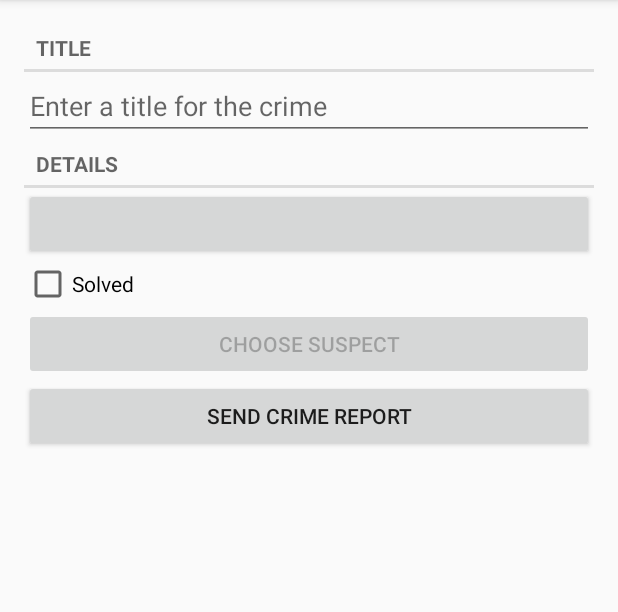
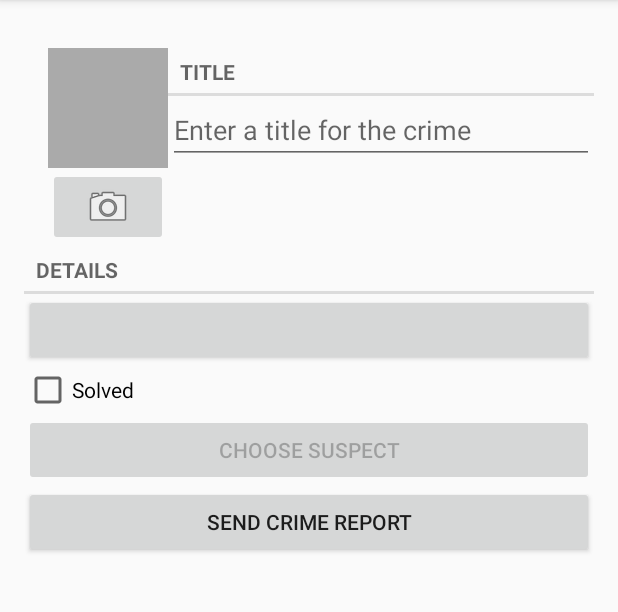
Before and after one commit to nyajallen/CriminalIntent, an Android app: the screen it shows after launch (MainActivity), after a tap on "New Crime", on a phone screen of 412 x 824 dp, the part 84-696 px from its top. Run offline under Robolectric (Android 15) with nearby library versions, the phone set to English and light mode, and no system bars; our stand-ins replace Room's generated code; 1 statement that could not run was skipped.

Commit message:
End of CriminalIntent

```diff
--- a/app/src/main/java/com/bignerdranch/android/criminalintent/Crime.kt
+++ b/app/src/main/java/com/bignerdranch/android/criminalintent/Crime.kt
@@ -6,4 +6,7 @@ import java.util.*
 
 @Entity
 data class Crime(@PrimaryKey val id: UUID = UUID.randomUUID(), var title: String ="",
-                 var date: Date = Date(), var isSolved: Boolean = false, var suspect: String ="")
+                 var date: Date = Date(), var isSolved: Boolean = false, var suspect: String ="") {
+    val photoFileName
+        get() = "IMG_$id.jpg"
+}
--- a/app/src/main/java/com/bignerdranch/android/criminalintent/CrimeDetailViewModel.kt
+++ b/app/src/main/java/com/bignerdranch/android/criminalintent/CrimeDetailViewModel.kt
@@ -4,6 +4,7 @@ import androidx.lifecycle.LiveData
 import androidx.lifecycle.MutableLiveData
 import androidx.lifecycle.Transformations
 import androidx.lifecycle.ViewModel
+import java.io.File
 import java.util.*
 
 class CrimeDetailViewModel() : ViewModel() {
@@ -23,4 +24,8 @@ class CrimeDetailViewModel() : ViewModel() {
     fun saveCrime(crime: Crime) {
         crimeRepository.updateCrime(crime)
     }
+
+    fun getPhotoFile(crime: Crime): File {
+        return crimeRepository.getPhotoFile(crime)
+    }
 }
--- a/app/src/main/java/com/bignerdranch/android/criminalintent/CrimeFragment.kt
+++ b/app/src/main/java/com/bignerdranch/android/criminalintent/CrimeFragment.kt
@@ -4,9 +4,11 @@ import android.app.Activity
 import android.content.Intent
 import android.content.pm.PackageManager
 import android.content.pm.ResolveInfo
+import android.media.Image
 import android.net.Uri
 import android.os.Bundle
 import android.provider.ContactsContract
+import android.provider.MediaStore
 import android.text.Editable
 import android.text.TextWatcher
 import android.text.format.DateFormat
@@ -14,12 +16,12 @@ import android.util.Log
 import android.view.LayoutInflater
 import android.view.View
 import android.view.ViewGroup
-import android.widget.Button
-import android.widget.CheckBox
-import android.widget.EditText
+import android.widget.*
+import androidx.core.content.FileProvider
 import androidx.fragment.app.Fragment
 import androidx.lifecycle.ViewModelProviders
 import androidx.lifecycle.Observer
+import java.io.File
 import java.util.*
 
 private const val ARG_CRIME_ID = "crime_id"
@@ -27,17 +29,22 @@ private const val TAG = "CrimeFragment"
 private const val DIALOG_DATE = "DialogDate"
 private const val REQUEST_DATE = 0
 private const val REQUEST_CONTACT = 1
+private const val REQUEST_PHOTO = 2
 private const val DATE_FORMAT = "EEE, MMM, dd"
 
 
 class CrimeFragment : Fragment(), DatePickerFragment.Callbacks {
 
     private lateinit var crime: Crime
+    private lateinit var photoFile: File
+    private lateinit var photoUri: Uri
     private lateinit var titleField: EditText
     private lateinit var dateButton: Button
     private lateinit var solvedCheckBox: CheckBox
     private lateinit var reportButton: Button
     private lateinit var suspectButton: Button
+    private lateinit var photoButton: ImageButton
+    private lateinit var photoView: ImageView
 
     private val crimeDetailViewModel: CrimeDetailViewModel by lazy {
         ViewModelProviders.of(this).get(CrimeDetailViewModel::class.java)
@@ -59,6 +66,9 @@ class CrimeFragment : Fragment(), DatePickerFragment.Callbacks {
         solvedCheckBox = view.findViewById(R.id.crime_solved) as CheckBox
         reportButton = view.findViewById(R.id.crime_report) as Button
         suspectButton = view.findViewById(R.id.crime_suspect) as Button
+        photoButton = view.findViewById(R.id.crime_camera) as ImageButton
+        photoView = view.findViewById(R.id.crime_photo) as ImageView
+
 
         return view
     }
@@ -70,6 +80,10 @@ class CrimeFragment : Fragment(), DatePickerFragment.Callbacks {
             Observer{ crime ->
                 crime?.let {
                     this.crime = crime
+                    photoFile = crimeDetailViewModel.getPhotoFile(crime)
+                    photoUri = FileProvider.getUriForFile(requireActivity(),
+                    "com.bignerdranch.android.criminalintent.fileprovider",
+                    photoFile)
                     updateUI()
                 }
             }
@@ -135,11 +149,46 @@ class CrimeFragment : Fragment(), DatePickerFragment.Callbacks {
                 isEnabled = false
             }
         }
+
+        photoButton.apply {
+            val packageManager: PackageManager = requireActivity().packageManager
+
+            val captureImage = Intent(MediaStore.ACTION_IMAGE_CAPTURE)
+            val resolvedActivity: ResolveInfo? =
+                packageManager.resolveActivity(captureImage,
+                PackageManager.MATCH_DEFAULT_ONLY)
+            if(resolvedActivity == null){
+                isEnabled = false
+            }
+
+            setOnClickListener {
+                captureImage.putExtra(MediaStore.EXTRA_OUTPUT, photoUri)
+
+                val cameraActivities: List<ResolveInfo> =
+                    packageManager.queryIntentActivities(captureImage,
+                    PackageManager.MATCH_DEFAULT_ONLY)
+
+                for (cameraActivity in cameraActivities) {
+                    requireActivity().grantUriPermission(
+                        cameraActivity.activityInfo.packageName,
+                        photoUri,
+                        Intent.FLAG_GRANT_WRITE_URI_PERMISSION)
+                }
+
+                startActivityForResult(captureImage, REQUEST_PHOTO)
+            }
+        }
     }
 
     override fun onStop() {
         super.onStop()
         crimeDetailViewModel.saveCrime(crime)
+    }
+
+    override fun onDetach() {
+        super.onDetach()
+        requireActivity().revokeUriPermission(photoUri,
+        Intent.FLAG_GRANT_WRITE_URI_PERMISSION)
     }
 
     private fun updateUI(){
@@ -151,6 +200,19 @@ class CrimeFragment : Fragment(), DatePickerFragment.Callbacks {
         }
         if(crime.suspect.isNotEmpty()) {
             suspectButton.text = crime.suspect
+        }
+
+        updatePhotoView()
+    }
+
+    private fun updatePhotoView(){
+        if (photoFile.exists()){
+            val bitmap = getScaledBitmap(photoFile.path, requireActivity())
+            photoView.setImageBitmap(bitmap)
+            photoView.contentDescription= getString(R.string.crime_photo_image_description)
+        } else {
+            photoView.setImageDrawable(null)
+            photoView.contentDescription = getString(R.string.crime_photo_no_image_description)
         }
     }
 
@@ -181,7 +243,12 @@ class CrimeFragment : Fragment(), DatePickerFragment.Callbacks {
                     crimeDetailViewModel.saveCrime(crime)
                     suspectButton.text = suspect
                 }
+            }
 
+            requestCode == REQUEST_PHOTO -> {
+                requireActivity().revokeUriPermission(photoUri,
+                Intent.FLAG_GRANT_WRITE_URI_PERMISSION)
+                updatePhotoView()
             }
         }
     }
--- a/app/src/main/java/com/bignerdranch/android/criminalintent/CrimeRepository.kt
+++ b/app/src/main/java/com/bignerdranch/android/criminalintent/CrimeRepository.kt
@@ -5,6 +5,7 @@ import androidx.lifecycle.LiveData
 import androidx.room.Room
 import database.CrimeDatabase
 import database.migration_1_2
+import java.io.File
 import java.lang.IllegalStateException
 import java.util.*
 import java.util.concurrent.Executor
@@ -22,6 +23,7 @@ class CrimeRepository private constructor(context: Context){
 
     private val crimeDAO = database.crimeDAO()
     private val executor = Executors.newSingleThreadExecutor()
+    private val filesDir = context.applicationContext.filesDir
 
     fun getCrimes(): LiveData<List<Crime>> = crimeDAO.getCrimes()
 
@@ -39,6 +41,8 @@ class CrimeRepository private constructor(context: Context){
         }
     }
 
+    fun getPhotoFile(crime: Crime): File = File(filesDir, crime.photoFileName)
+
     companion object {
         private var INSTANCE: CrimeRepository? = null
 
--- a/app/src/main/res/layout/fragment_crime.xml
+++ b/app/src/main/res/layout/fragment_crime.xml
@@ -6,6 +6,40 @@
     android:layout_width="match_parent"
     android:layout_height="match_parent"
     android:layout_margin="16dp">
+
+    <LinearLayout
+        android:layout_width="match_parent"
+        android:layout_height="wrap_content"
+        android:orientation="horizontal"
+        android:layout_marginStart="16dp"
+        android:layout_marginTop="16dp">
+        <LinearLayout
+            android:layout_width="wrap_content"
+            android:layout_height="wrap_content"
+            android:orientation="vertical">
+
+            <ImageView
+                android:id="@+id/crime_photo"
+                android:layout_width="80dp"
+                android:layout_height="80dp"
+                android:scaleType="centerInside"
+                android:cropToPadding="true"
+                android:background="@android:color/darker_gray"
+                android:contentDescription="@string/crime_photo_no_image_description"/>
+
+            <ImageButton
+                android:id="@+id/crime_camera"
+                android:layout_width="match_parent"
+                android:layout_height="wrap_content"
+                android:src="@android:drawable/ic_menu_camera"
+                android:contentDescription="@string/crime_photo_button_description"/>
+        </LinearLayout>
+
+    <LinearLayout
+        android:orientation="vertical"
+        android:layout_width="0dp"
+        android:layout_height="wrap_content"
+        android:layout_weight="1">
 
     <TextView
         style="?android:listSeparatorTextViewStyle"
@@ -18,6 +52,9 @@
         android:layout_width="match_parent"
         android:layout_height="wrap_content"
         android:hint="@string/crime_title_hint"/>
+
+    </LinearLayout>
+    </LinearLayout>
 
     <TextView
         style="?android:listSeparatorTextViewStyle"
--- /dev/null
+++ b/app/src/main/res/values-w600dp/strings.xml
@@ -0,0 +1,6 @@
+<?xml version="1.0" encoding="utf-8"?>
+<resources>
+    <string name="crime_title_hint">
+        Enter a meaningful,  memorable title for the crime.
+    </string>
+</resources>
--- a/app/src/main/res/values/strings.xml
+++ b/app/src/main/res/values/strings.xml
@@ -6,6 +6,9 @@
     <string name="crime_solved_label">Solved</string>
     <string name="crime_title_view">Crime Title</string>
     <string name="crime_date_view">Crime Date</string>
+    <string name="crime_photo_button_description">Take photo of crime scene</string>
+    <string name="crime_photo_no_image_description">Crime scene photo (not set)</string>
+    <string name="crime_photo_image_description">Crime scene photo (set)</string>
     <string name="new_crime">New Crime</string>
     <string name="crime_suspect_text">Choose Suspect</string>
     <string name="crime_report_text">Send Crime Report</string>
--- /dev/null
+++ b/app/src/main/res/xml/files.xml
@@ -0,0 +1,6 @@
+<?xml version="1.0" encoding="utf-8"?>
+<paths>
+    <files-path
+        name="crime_photos"
+        path="."/>
+</paths>
```
Also changed, not shown: app/src/main/AndroidManifest.xml (+12 -0 lines), app/src/main/java/com/bignerdranch/android/criminalintent/PictureUtils.kt (added, +43 -0 lines), app/src/main/res/drawable-hdpi/ic_menu_add.png (added), app/src/main/res/drawable-xxhdpi/ic_menu_add.png (added), 1 other file.
